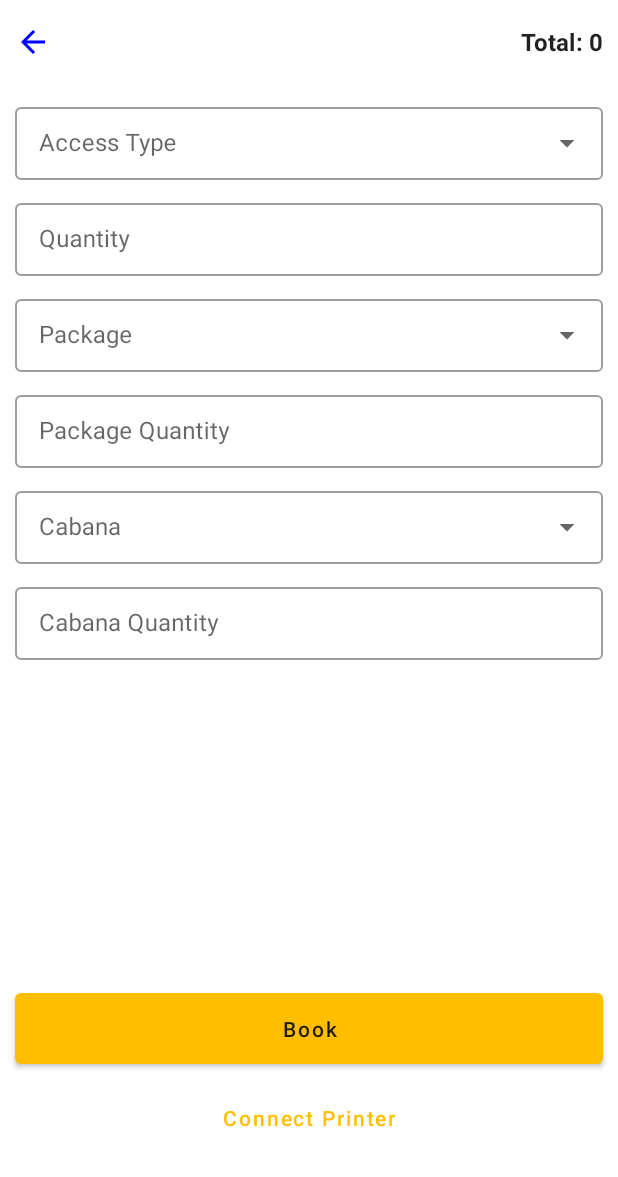
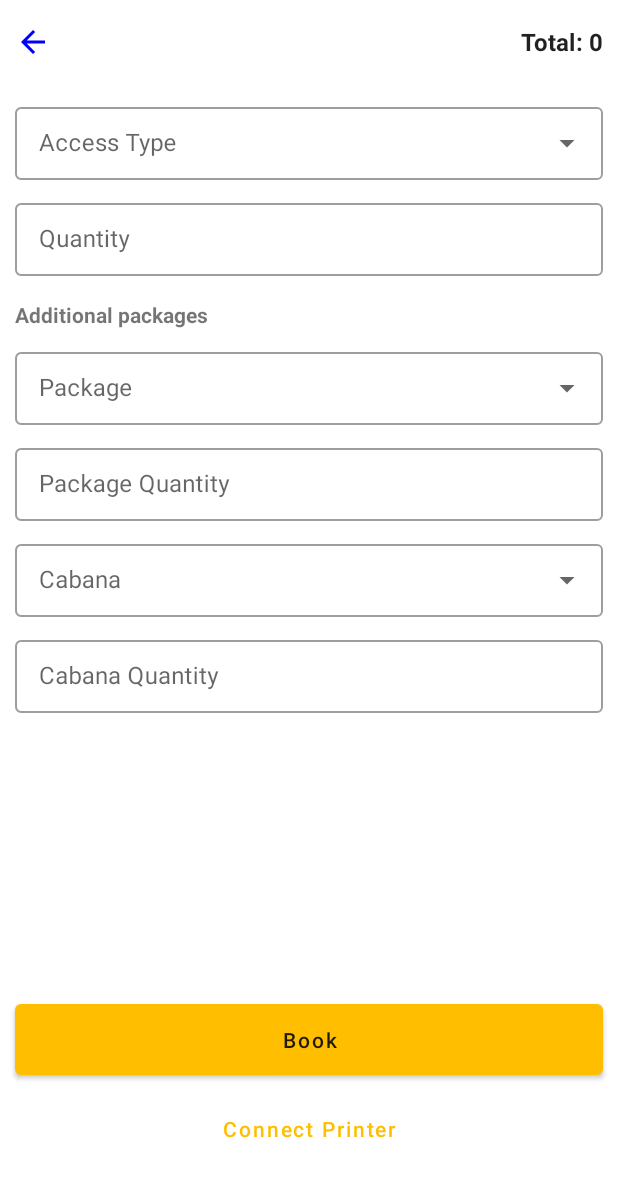
Before and after one commit to wahabtaofeeqo/twc-sol, an Android app: the fragment TicketFragment placed in its activity, on a phone screen of 412 x 824 dp. Shown: the top 1177 px of the screen. Run offline under Robolectric (Android 15) with nearby library versions, the phone set to English and light mode, and no system bars; our stand-ins replace Dagger/Hilt's generated code, Room's generated code, paging; libraries missing offline, so code that uses them is left out: com.mobsandgeeks.saripaar; 2 statements that could not run were skipped.

```diff
--- a/app/src/main/java/com/wristband/sol/data/adapters/BluetoothDeviceAdapter.kt
+++ b/app/src/main/java/com/wristband/sol/data/adapters/BluetoothDeviceAdapter.kt
@@ -5,8 +5,6 @@ import android.view.LayoutInflater
 import android.view.ViewGroup
 import android.widget.TextView
 import com.wristband.sol.data.model.BluetoothDetails
-
-import com.wristband.sol.ui.home.placeholder.PlaceholderContent.PlaceholderItem
 import com.wristband.sol.databinding.FragmentBluetoothListBinding
 
 /**
--- a/app/src/main/res/layout/fragment_ticket.xml
+++ b/app/src/main/res/layout/fragment_ticket.xml
@@ -101,7 +101,7 @@
             android:layout_height="wrap_content"
             android:hint="@string/label_quantity"
             style="@style/Widget.MaterialComponents.TextInputLayout.OutlinedBox.Dense"
-            android:layout_marginBottom="10dp">
+            android:layout_marginBottom="16dp">
 
             <com.google.android.material.textfield.TextInputEditText
                 android:id="@+id/access_quantity"
@@ -110,6 +110,13 @@
                 android:inputType="numberDecimal" />
 
         </com.google.android.material.textfield.TextInputLayout>
+
+        <TextView
+            android:layout_width="match_parent"
+            android:layout_height="wrap_content"
+            android:text="@string/additional_packages"
+            android:layout_marginBottom="10dp"
+            android:textStyle="bold" />
 
         <com.google.android.material.textfield.TextInputLayout
             android:layout_width="match_parent"
--- a/app/src/main/res/values/strings.xml
+++ b/app/src/main/res/values/strings.xml
@@ -46,4 +46,5 @@
     <string name="upload_message">This will send all the local Tickets to remote Server.</string>
     <string name="view">View</string>
     <string name="action_connect_printer">Connect Printer</string>
+    <string name="additional_packages">Additional packages</string>
 </resources>
```
Also changed, not shown: app/src/main/java/com/wristband/sol/PrintContent.kt (+32 -6 lines), app/src/main/java/com/wristband/sol/data/SessionManager.kt (+7 -0 lines), app/src/main/java/com/wristband/sol/ui/home/TicketFragment.kt (+8 -1 lines), app/src/main/java/com/wristband/sol/ui/home/placeholder/PlaceholderContent.kt (deleted, +0 -57 lines).
